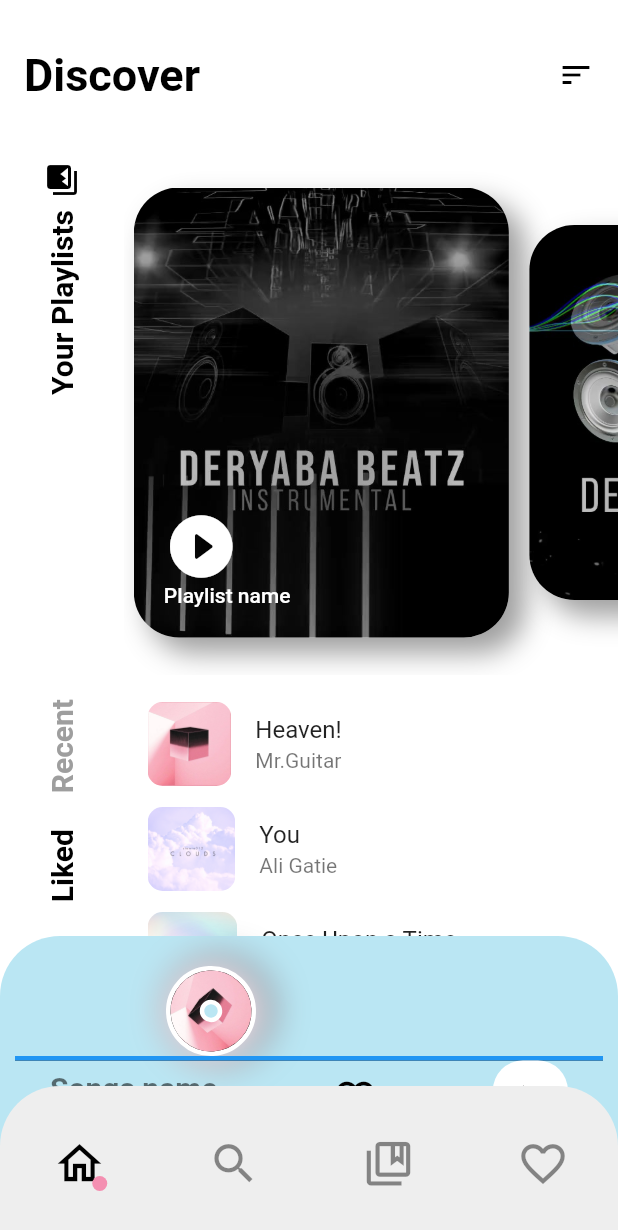
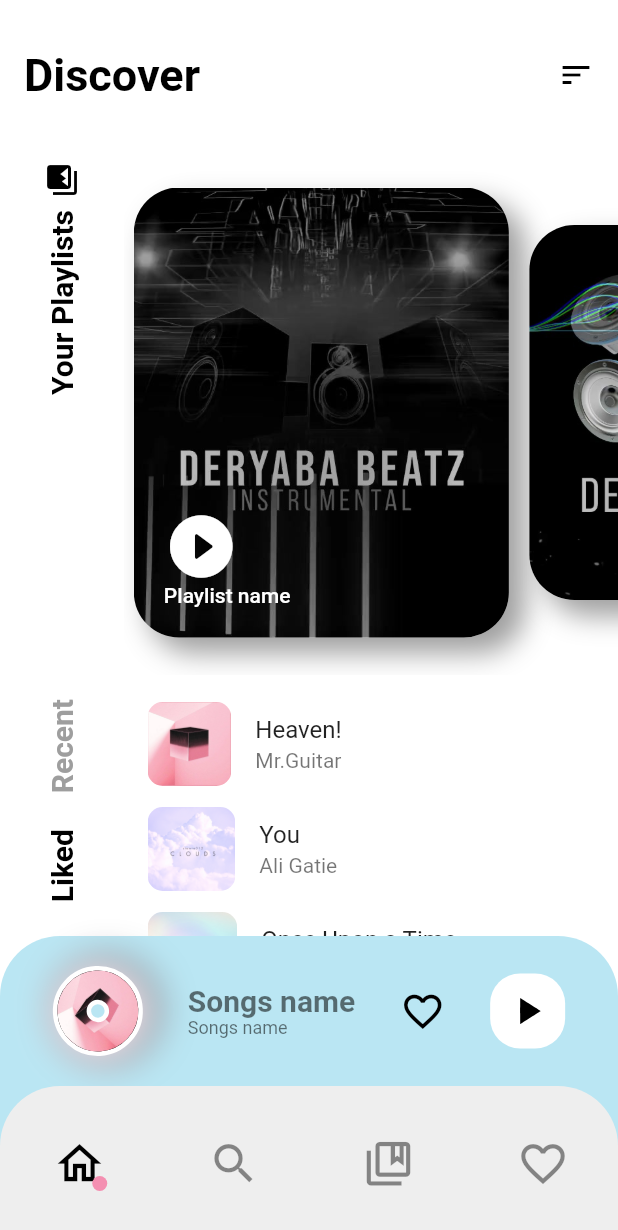
Before and after one commit to khmiri/Flutter-Music-Player, a Flutter app: the screen it shows after launch, on a phone screen of 412 x 824 dp. Shown: the top 1230 px of the screen. Run offline on Flutter 3.47's test engine with Material 2 defaults, Android fonts, the phone set to English and light mode, and no system bars.

Commit message:
adding animatedIcon

```diff
--- a/lib/widgets/views/music_player.dart
+++ b/lib/widgets/views/music_player.dart
@@ -11,7 +11,7 @@ class MusicPlayer extends StatefulWidget {
   State<MusicPlayer> createState() => _MusicPlayerState();
 }
 
-class _MusicPlayerState extends State<MusicPlayer> {
+class _MusicPlayerState extends State<MusicPlayer> with SingleTickerProviderStateMixin{
   // for the container that conatains the music player controllers
   //above the bottom nav bar
   double playerHeight = 200;
@@ -27,12 +27,46 @@ class _MusicPlayerState extends State<MusicPlayer> {
   bool isFav = false;
   //to get the screen's height
   double screenHeight = 900;
+  // animating pause play icon
+    late Animation<double> animation;
+
+    late AnimationController controller;
+
+ @override
+    void initState(){
+      super.initState();
+
+      //initiate animation controller
+      // will be used to animate pause/play icon within play button
+
+      controller = AnimationController(
+      vsync: this,
+      duration: const Duration(milliseconds: 100),
+    )
+      ..forward();
+
+      //initaite animation tween type double
+      // will be used to animate oause/play icon
+      animation = Tween<double>(begin: 0.0, end: 1.0).animate(controller);
+
+    }
+
+
+    @override
+  void dispose() {
+    // TODO: implement dispose
+    super.dispose();
+
+    // disposing controller
+    controller.dispose();
+  }
 
   @override
   Widget build(BuildContext context) {
     //getting height of this screen
     // so we can expand the music player's height depending on the screen's height when clicked
     screenHeight = MediaQuery.of(context).size.height - 100;
+
 
     return GestureDetector(
       behavior: HitTestBehavior.translucent,
@@ -65,7 +99,7 @@ class _MusicPlayerState extends State<MusicPlayer> {
           child: Align(
               alignment: Alignment.topCenter,
               child: SizedBox(
-                height: fullsize ? 500 : 60,
+                height: fullsize ? 600 : 60,
                 child: Wrap(
                   alignment: WrapAlignment.spaceEvenly,
                   direction: Axis.horizontal,
@@ -79,11 +113,12 @@ class _MusicPlayerState extends State<MusicPlayer> {
                       height: fullsize ? 60 : 0,
                       width: fullsize ? 300 : 30,
                     ),
+                    fullsize?
                     const LinearProgressIndicator(
                       backgroundColor: Colors.black,
                        value: 30,
                       minHeight: 3,
-                    ),
+                    ):const SizedBox(),
 
                     // this column will contains the song's and the artist's name
                     Column(
@@ -136,20 +171,29 @@ class _MusicPlayerState extends State<MusicPlayer> {
                         setState(() {
                           isPlaying = !isPlaying;
                         });
+                        if(isPlaying){
+                          controller.reverse();
+                        }else{
+                          controller.forward();
+                        }
+
                       },
                       behavior: HitTestBehavior.translucent,
                       child: Container(
-                        height: 50,
-                        width: 50,
-                        decoration: const BoxDecoration(
+                        height: fullsize?200:50,
+                        width: fullsize?200:50,
+                        alignment: Alignment.center,
+                        decoration:  BoxDecoration(
                             color: Colors.white,
                             borderRadius:
-                                BorderRadius.all(Radius.circular(20))),
-                        child: Icon(
+                                BorderRadius.all(Radius.circular(fullsize?50:20))),
+                        child: AnimatedIcon(
                           // changing play/pause icon when [isPlaying] bool changed
-                          isPlaying ? Icons.pause : Icons.play_arrow,
+                          //isPlaying ? Icons.pause : Icons.play_arrow,
+                          icon:AnimatedIcons.pause_play,
+                          progress: animation,
                           color: Colors.black,
-                          size: 30,
+                          size: fullsize?100:30,
                         ),
                       ),
                     ),
```
